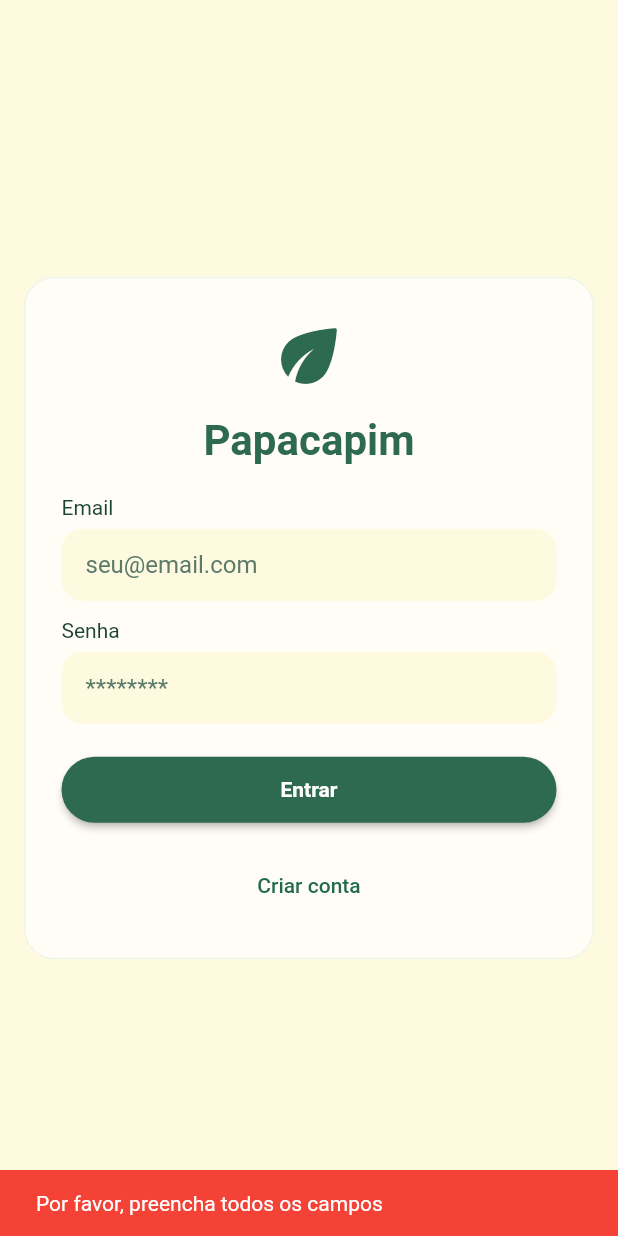
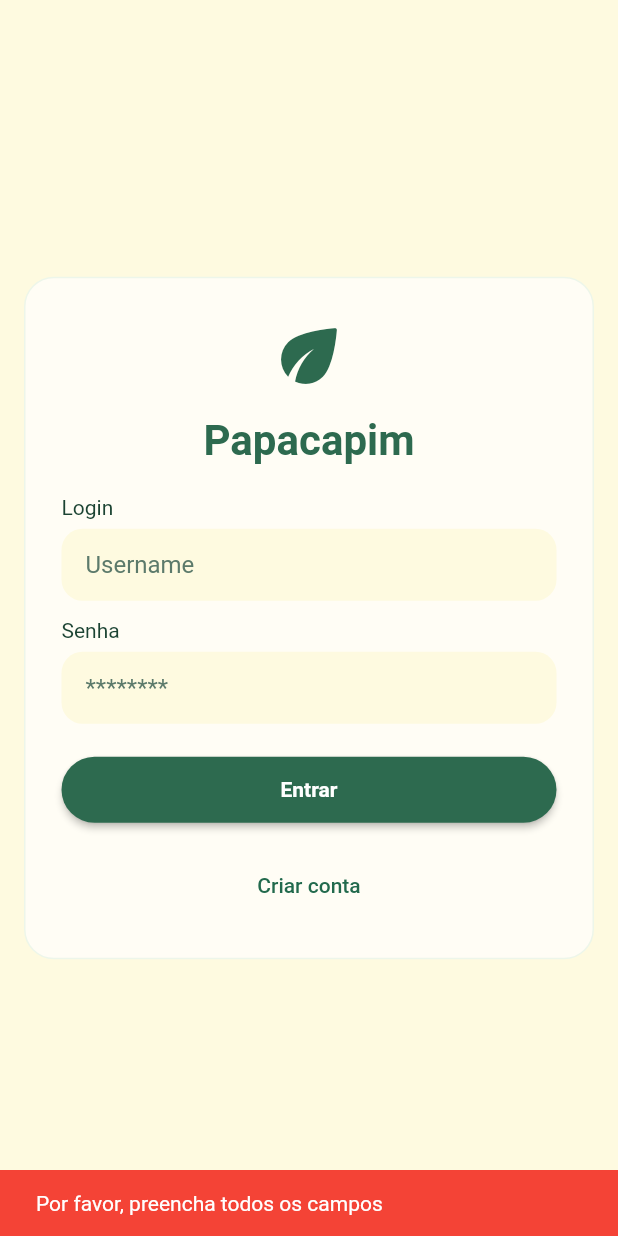
Before and after one commit to erickmjr/PapaCapim-Flutter, a Flutter app: the screen it shows after launch, after a tap on "Entrar", on a phone screen of 412 x 824 dp. Run offline on Flutter 3.47's test engine with Material 3 defaults, Android fonts, the phone set to English and light mode, and no system bars; our stand-ins replace flutter_secure_storage; accounts and stored records are empty.

Commit message:
feat: implement AuthLoader to restore user session from secure storage

```diff
--- a/lib/app.dart
+++ b/lib/app.dart
@@ -1,4 +1,5 @@
 import 'package:flutter/material.dart';
+import 'package:papa_capim/presentation/auth_loader_screen.dart';
 import 'package:papa_capim/routes.dart';
 import 'package:papa_capim/theme.dart';
 
@@ -13,7 +14,7 @@ class PapaCapimApp extends StatelessWidget {
       title: 'Papa Capim',
       debugShowCheckedModeBanner: false,
       theme: AppTheme.build(),
-      initialRoute: token != null ? AppRoutes.feed : AppRoutes.login,
+      home: const AuthLoaderScreen(),
       onGenerateRoute: AppRoutes.onGenerateRoute,
     );
   }
--- a/lib/models/user_model.dart
+++ b/lib/models/user_model.dart
@@ -1,15 +1,15 @@
 class UserModel {
   final int id;
+  final int userId;
   final String token;
   final String ip;
   final String userLogin;
   final DateTime createdAt;
   final DateTime updatedAt;
 
-  String get userId => userLogin;
-
   UserModel({
     required this.id,
+    required this.userId,
     required this.token,
     required this.ip,
     required this.userLogin,
@@ -20,6 +20,7 @@ class UserModel {
   factory UserModel.fromJson(Map<String, dynamic> json) {
     return UserModel(
       id: json["id"],
+      userId: json["user_id"],
       token: json["token"],
       ip: json["ip"],
       userLogin: json["user_login"],
@@ -27,4 +28,16 @@ class UserModel {
       updatedAt: DateTime.parse(json["updated_at"]),
     );
   }
+
+  Map<String, dynamic> toJson() {
+    return {
+      "id": id,
+      "user_id": userId,
+      "token": token,
+      "ip": ip,
+      "user_login": userLogin,
+      "created_at": createdAt.toIso8601String(),
+      "updated_at": updatedAt.toIso8601String(),
+    };
+  }
 }
--- /dev/null
+++ b/lib/presentation/auth_loader_screen.dart
@@ -0,0 +1,65 @@
+import 'dart:convert';
+
+import 'package:flutter/material.dart';
+import 'package:http/http.dart';
+import 'package:papa_capim/models/user_model.dart';
+import 'package:papa_capim/providers/user_provider.dart';
+import 'package:papa_capim/screens/feed.dart';
+import 'package:papa_capim/screens/login.dart';
+import 'package:papa_capim/services/api_services.dart';
+import 'package:papa_capim/services/secure_token.dart';
+import 'package:provider/provider.dart';
+
+class AuthLoaderScreen extends StatefulWidget {
+  const AuthLoaderScreen({super.key});
+
+  @override
+  State<AuthLoaderScreen> createState() => _AuthLoaderScreenState();
+}
+
+class _AuthLoaderScreenState extends State<AuthLoaderScreen> {
+
+  @override
+  void initState() {
+    super.initState();
+    _checkAuth();
+  }
+
+  Future<void> _checkAuth() async {
+
+    final storedUser = await SecureStorageService.getUser();
+
+    print('Stored user: ${storedUser?.userLogin}, token: ${storedUser?.token}');
+
+    if (storedUser == null) {
+      _goLogin();
+      return;
+    }
+
+    try {
+
+      if(!mounted) return;
+
+      context.read<UserProvider>().setUser(storedUser);
+
+      Navigator.pushReplacement(context, MaterialPageRoute(builder: (context) => const FeedScreen()));
+
+    } catch (e) {
+      _goLogin();
+    }
+  }
+
+  void _goLogin() {
+    if (!mounted) return;
+    Navigator.pushReplacement(context, MaterialPageRoute(builder: (_) => const LoginScreen()));
+  }
+
+  @override
+  Widget build(BuildContext context) {
+    return const Scaffold(
+      body: Center(
+        child: CircularProgressIndicator(),
+      ),
+    );
+  }
+}
--- a/lib/screens/feed.dart
+++ b/lib/screens/feed.dart
@@ -68,7 +68,7 @@ class _FeedScreenState extends State<FeedScreen> {
       }
 
       if (response.statusCode == 401) {
-        await SecureStorageService.deleteToken();
+        await SecureStorageService.clearUser();
         throw const _FeedAuthException();
       }
 
--- a/lib/screens/login.dart
+++ b/lib/screens/login.dart
@@ -18,46 +18,31 @@ class LoginScreen extends StatefulWidget {
 }
 
 class _LoginScreenState extends State<LoginScreen> {
-  late final TextEditingController _emailController;
+  late final TextEditingController _loginController;
   late final TextEditingController _passwordController;
 
   @override
   void initState() {
     super.initState();
-    _emailController = TextEditingController();
+    _loginController = TextEditingController();
     _passwordController = TextEditingController();
   }
 
   @override
   void dispose() {
-    _emailController.dispose();
+    _loginController.dispose();
     _passwordController.dispose();
     super.dispose();
   }
 
-  bool _isValidEmail(String value) {
-    final emailRegex = RegExp(r'^[^@\s]+@[^@\s]+\.[^@\s]+$');
-    return emailRegex.hasMatch(value);
-  }
-
   Future<void> _validateAndLogin() async {
-    final email = _emailController.text.trim();
+    final login = _loginController.text.trim();
     final password = _passwordController.text;
 
-    if (email.isEmpty || password.isEmpty) {
+    if (login.isEmpty || password.isEmpty) {
       ScaffoldMessenger.of(context).showSnackBar(
         const SnackBar(
           content: Text('Por favor, preencha todos os campos'),
-          backgroundColor: Colors.red,
-        ),
-      );
-      return;
-    }
-
-    if (!_isValidEmail(email)) {
-      ScaffoldMessenger.of(context).showSnackBar(
-        const SnackBar(
-          content: Text('Por favor, informe um e-mail válido'),
           backgroundColor: Colors.red,
         ),
       );
@@ -68,7 +53,7 @@ class _LoginScreenState extends State<LoginScreen> {
       final response = await ApiService.post(
         "/sessions",
         body: {
-          "login": email,
+          "login": login,
           "password": password,
         },
       );
@@ -80,9 +65,7 @@ class _LoginScreenState extends State<LoginScreen> {
 
         final user = UserModel.fromJson(data);
 
-        print(user.token);
-
-        await SecureStorageService.saveToken(user.token);
+        await SecureStorageService.saveUser(user);
 
         if (!mounted) return;
         context.read<UserProvider>().setUser(user);
@@ -146,12 +129,12 @@ class _LoginScreenState extends State<LoginScreen> {
                     ),
                   ),
                   const SizedBox(height: 20),
-                  const Text('Email'),
+                  const Text('Login'),
                   const SizedBox(height: 6),
                   TextField(
-                    controller: _emailController,
-                    keyboardType: TextInputType.emailAddress,
-                    decoration: const InputDecoration(hintText: 'seu@email.com'),
+                    controller: _loginController,
+                    keyboardType: TextInputType.name,
+                    decoration: const InputDecoration(hintText: 'Username'),
                   ),
                   const SizedBox(height: 12),
                   const Text('Senha'),
--- a/lib/screens/signup.dart
+++ b/lib/screens/signup.dart
@@ -11,7 +11,7 @@ class RegisterScreen extends StatefulWidget {
 }
 
 class _RegisterScreenState extends State<RegisterScreen> {
-  late final TextEditingController _emailController;
+  late final TextEditingController _loginController;
   late final TextEditingController _nameController;
   late final TextEditingController _passwordController;
   late final TextEditingController _confirmPasswordController;
@@ -19,7 +19,7 @@ class _RegisterScreenState extends State<RegisterScreen> {
   @override
   void initState() {
     super.initState();
-    _emailController = TextEditingController();
+    _loginController = TextEditingController();
     _nameController = TextEditingController();
     _passwordController = TextEditingController();
     _confirmPasswordController = TextEditingController();
@@ -27,41 +27,26 @@ class _RegisterScreenState extends State<RegisterScreen> {
 
   @override
   void dispose() {
-    _emailController.dispose();
+    _loginController.dispose();
     _nameController.dispose();
     _passwordController.dispose();
     _confirmPasswordController.dispose();
     super.dispose();
   }
 
-  bool _isValidEmail(String value) {
-    final emailRegex = RegExp(r'^[^@\s]+@[^@\s]+\.[^@\s]+$');
-    return emailRegex.hasMatch(value);
-  }
-
   void _validateAndCreateAccount() async {
-    final email = _emailController.text.trim();
+    final login = _loginController.text.trim();
     final name = _nameController.text.trim();
     final password = _passwordController.text.trim();
     final confirmPassword = _confirmPasswordController.text.trim();
 
-    if (email.isEmpty ||
+    if (login.isEmpty ||
         name.isEmpty ||
         password.isEmpty ||
         confirmPassword.isEmpty) {
       ScaffoldMessenger.of(context).showSnackBar(
         const SnackBar(
           content: Text('Por favor, preencha todos os campos'),
-          backgroundColor: AppColors.danger,
-        ),
-      );
-      return;
-    }
-
-    if (!_isValidEmail(email)) {
-      ScaffoldMessenger.of(context).showSnackBar(
-        const SnackBar(
-          content: Text('Por favor, informe um e-mail válido'),
           backgroundColor: AppColors.danger,
         ),
       );
@@ -83,7 +68,7 @@ class _RegisterScreenState extends State<RegisterScreen> {
         "/users",
         body: {
           "user": {
-            "login": email,
+            "login": login,
             "name": name,
             "password": password,
             "password_confirmation": confirmPassword
@@ -151,10 +136,10 @@ class _RegisterScreenState extends State<RegisterScreen> {
                   ),
                   const SizedBox(height: 20),
                   _Field(
-                    controller: _emailController,
-                    label: 'Email:',
-                    hint: 'seu@email.com',
-                    keyboardType: TextInputType.emailAddress,
+                    controller: _loginController,
+                    label: 'Login:',
+                    hint: ';Username',
+                    keyboardType: TextInputType.name,
                   ),
                   const SizedBox(height: 12),
                   _Field(
--- a/lib/services/secure_token.dart
+++ b/lib/services/secure_token.dart
@@ -1,24 +1,32 @@
+import 'dart:convert';
 import 'package:flutter_secure_storage/flutter_secure_storage.dart';
+import '../models/user_model.dart';
 
 class SecureStorageService {
   static const _storage = FlutterSecureStorage();
+  static const _userKey = "user";
 
-  static Future<void> saveToken(String token) async {
-    await _storage.write(
-      key: "access_token",
-      value: token,
-    );
+  static Future<void> saveUser(UserModel user) async {
+    final userJson = jsonEncode(user.toJson());
+    await _storage.write(key: _userKey, value: userJson);
+  }
+
+  static Future<UserModel?> getUser() async {
+    final userJson = await _storage.read(key: _userKey);
+
+    if (userJson == null) return null;
+
+    final Map<String, dynamic> data = jsonDecode(userJson);
+
+    return UserModel.fromJson(data);
+  }
+
+  static Future<void> clearUser() async {
+    await _storage.delete(key: _userKey);
   }
 
   static Future<String?> getToken() async {
-    return await _storage.read(
-      key: "access_token",
-    );
-  }
-
-  static Future<void> deleteToken() async {
-    await _storage.delete(
-      key: "access_token",
-    );
+    final user = await getUser();
+    return user?.token;
   }
 }
```
